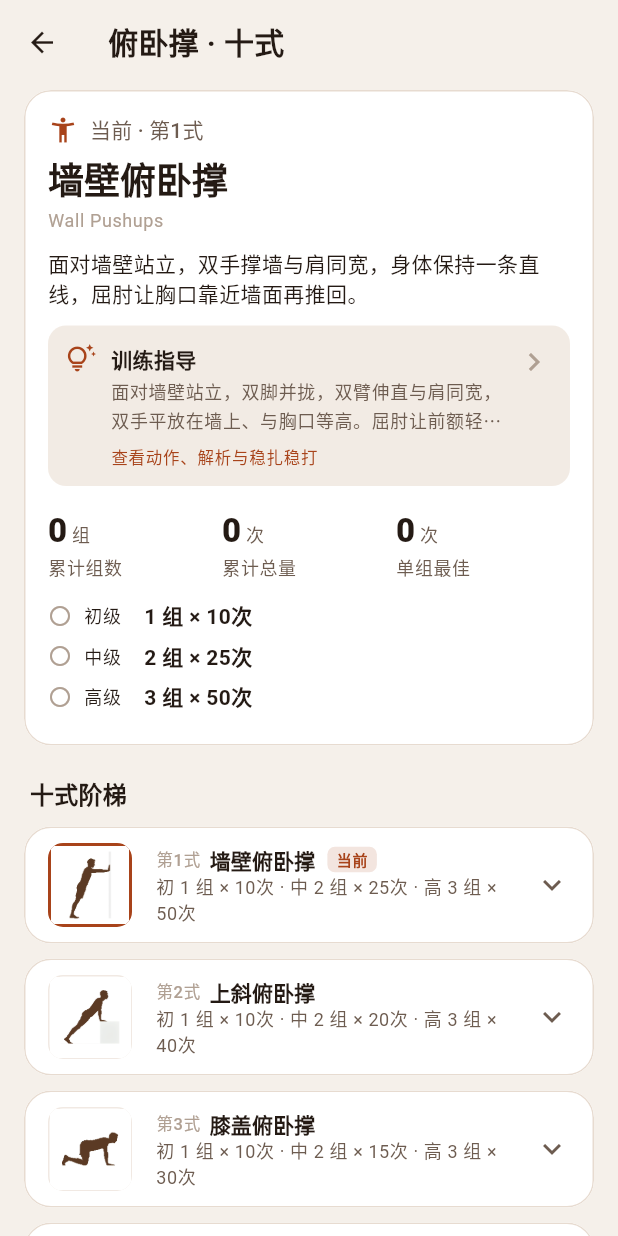
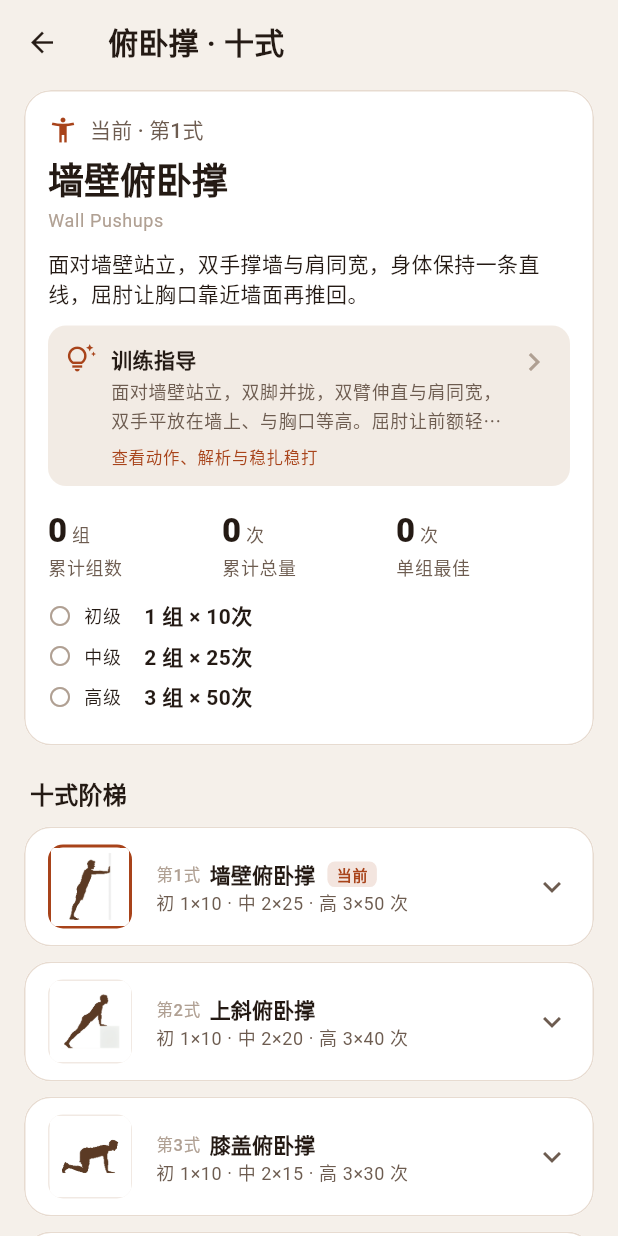
Before and after one commit to ngy-ai/ngy-convict-conditioning, a Flutter app: the MoveDetailPage screen opened directly with empty values, on a phone screen of 412 x 824 dp. Run offline on Flutter 3.47's test engine with Material 3 defaults, Android fonts, the phone set to English and light mode, and no system bars; our stand-ins replace fl_chart, flutter_riverpod, go_router, shared_preferences, sqflite, sqflite_common_ffi; missing offline and left inert: file_selector; accounts and stored records are empty.

Commit message:
十式阶梯：标准副标题改为单行紧凑写法
行首加入缩略图后，副标题被挤成两行且末尾「50 次」单独掉行。

复用 SetTarget.toString 的 1×10 写法，计量单位只在末尾出现一次，并限制单行省略。

```diff
--- a/lib/features/moves/move_detail_page.dart
+++ b/lib/features/moves/move_detail_page.dart
@@ -406,9 +406,11 @@ class _MoveTile extends StatelessWidget {
           ],
         ),
         subtitle: Text(
-          '初 ${move.standard.beginner.describe(move.metric)} · '
-          '中 ${move.standard.intermediate.describe(move.metric)} · '
-          '高 ${move.standard.advanced.describe(move.metric)}',
+          '初 ${move.standard.beginner} · '
+          '中 ${move.standard.intermediate} · '
+          '高 ${move.standard.advanced} ${move.metric.unit}',
+          maxLines: 1,
+          overflow: TextOverflow.ellipsis,
           style: theme.textTheme.bodySmall?.copyWith(
             color: theme.colorScheme.onSurfaceVariant,
           ),
```
